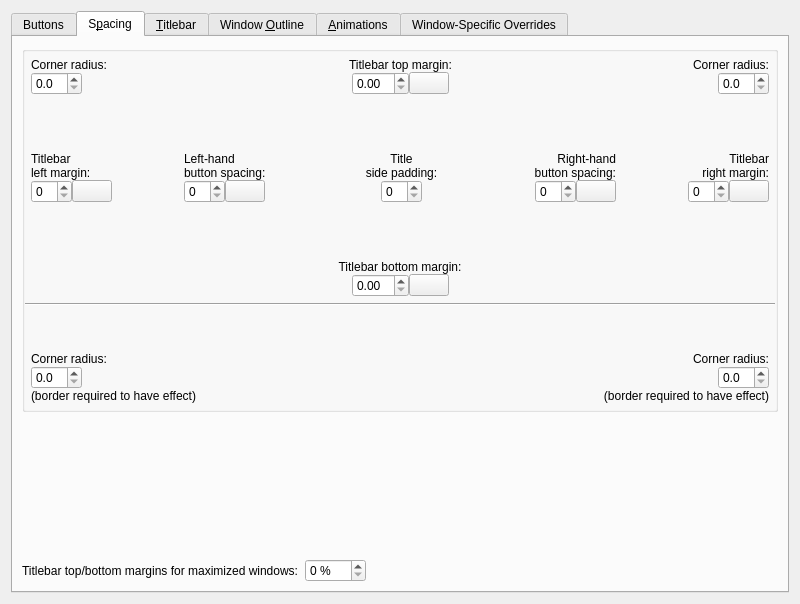
Qt form kdecoration/config/ui/breezeconfigurationui.ui (KDE/breeze) before a commit.
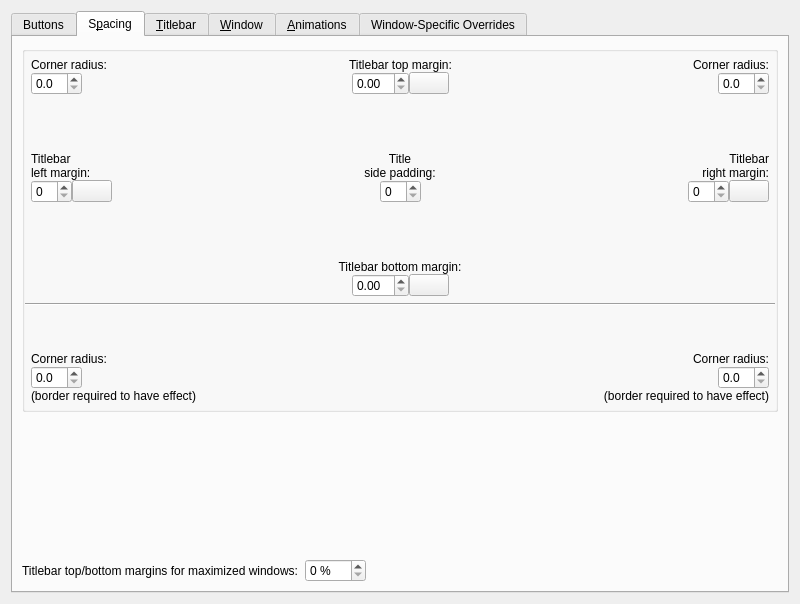
The same form after that commit. The open tabs and pages were chosen to show the change. Icons and pictures are not drawn. Custom widgets are drawn as their Qt base class.

Commit message: Move button spacing to Buttons tab

```diff
--- a/kdecoration/config/ui/breezeconfigurationui.ui
+++ b/kdecoration/config/ui/breezeconfigurationui.ui
@@ -1225,93 +1225,6 @@
               <property name="verticalSpacing">
                <number>0</number>
               </property>
-              <item row="2" column="18">
-               <widget class="QPushButton" name="lockTitleBarLeftRightMargins_2">
-                <property name="toolTip">
-                 <string>Lock to make Titlebar left margin and Titlebar right margin have the same value</string>
-                </property>
-                <property name="text">
-                 <string/>
-                </property>
-                <property name="icon">
-                 <iconset resource="classikdecoration_config.qrc">
-                  <normaloff>:/classik_config_icons/object-unlocked-symbolic.svg</normaloff>
-                  <normalon>:/classik_config_icons/object-locked-symbolic.svg</normalon>:/classik_config_icons/object-unlocked-symbolic.svg</iconset>
-                </property>
-                <property name="checkable">
-                 <bool>true</bool>
-                </property>
-               </widget>
-              </item>
-              <item row="0" column="16" colspan="3">
-               <widget class="QLabel" name="label_11">
-                <property name="text">
-                 <string>Titlebar
-right margin:</string>
-                </property>
-                <property name="alignment">
-                 <set>Qt::AlignRight|Qt::AlignTrailing|Qt::AlignVCenter</set>
-                </property>
-                <property name="buddy">
-                 <cstring>titlebarRightMargin</cstring>
-                </property>
-               </widget>
-              </item>
-              <item row="2" column="8">
-               <spacer name="horizontalSpacer_19">
-                <property name="orientation">
-                 <enum>Qt::Horizontal</enum>
-                </property>
-                <property name="sizeHint" stdset="0">
-                 <size>
-                  <width>40</width>
-                  <height>20</height>
-                 </size>
-                </property>
-               </spacer>
-              </item>
-              <item row="2" column="3">
-               <spacer name="horizontalSpacer_14">
-                <property name="orientation">
-                 <enum>Qt::Horizontal</enum>
-                </property>
-                <property name="sizeType">
-                 <enum>QSizePolicy::Expanding</enum>
-                </property>
-                <property name="sizeHint" stdset="0">
-                 <size>
-                  <width>20</width>
-                  <height>20</height>
-                 </size>
-                </property>
-               </spacer>
-              </item>
-              <item row="2" column="12">
-               <spacer name="horizontalSpacer_27">
-                <property name="orientation">
-                 <enum>Qt::Horizontal</enum>
-                </property>
-                <property name="sizeType">
-                 <enum>QSizePolicy::Expanding</enum>
-                </property>
-                <property name="sizeHint" stdset="0">
-                 <size>
-                  <width>20</width>
-                  <height>20</height>
-                 </size>
-                </property>
-               </spacer>
-              </item>
-              <item row="2" column="9">
-               <widget class="QSpinBox" name="titleSidePadding">
-                <property name="sizePolicy">
-                 <sizepolicy hsizetype="Fixed" vsizetype="Fixed">
-                  <horstretch>0</horstretch>
-                  <verstretch>0</verstretch>
-                 </sizepolicy>
-                </property>
-               </widget>
-              </item>
               <item row="2" column="0">
                <widget class="QSpinBox" name="titlebarLeftMargin">
                 <property name="minimum">
@@ -1322,93 +1235,8 @@
                 </property>
                </widget>
               </item>
-              <item row="2" column="7">
-               <spacer name="horizontalSpacer_6">
-                <property name="orientation">
-                 <enum>Qt::Horizontal</enum>
-                </property>
-                <property name="sizeHint" stdset="0">
-                 <size>
-                  <width>40</width>
-                  <height>20</height>
-                 </size>
-                </property>
-               </spacer>
-              </item>
-              <item row="0" column="12" colspan="3">
-               <widget class="QLabel" name="label_7">
-                <property name="text">
-                 <string>Right-hand
-button spacing:</string>
-                </property>
-                <property name="alignment">
-                 <set>Qt::AlignRight|Qt::AlignTrailing|Qt::AlignVCenter</set>
-                </property>
-                <property name="buddy">
-                 <cstring>buttonSpacingRight</cstring>
-                </property>
-               </widget>
-              </item>
-              <item row="2" column="14">
-               <widget class="QPushButton" name="lockButtonSpacingLeftRight_2">
-                <property name="toolTip">
-                 <string>Lock to make Left-hand button spacing and Right-hand button spacing have the same value</string>
-                </property>
-                <property name="text">
-                 <string/>
-                </property>
-                <property name="icon">
-                 <iconset resource="classikdecoration_config.qrc">
-                  <normaloff>:/classik_config_icons/object-unlocked-symbolic.svg</normaloff>
-                  <normalon>:/classik_config_icons/object-locked-symbolic.svg</normalon>:/classik_config_icons/object-unlocked-symbolic.svg</iconset>
-                </property>
-                <property name="checkable">
-                 <bool>true</bool>
-                </property>
-               </widget>
-              </item>
-              <item row="2" column="13">
-               <widget class="QSpinBox" name="buttonSpacingRight">
-                <property name="suffix">
-                 <string/>
-                </property>
-                <property name="prefix">
-                 <string/>
-                </property>
-                <property name="maximum">
-                 <number>50</number>
-                </property>
-               </widget>
-              </item>
-              <item row="2" column="4">
-               <widget class="QSpinBox" name="buttonSpacingLeft">
-                <property name="suffix">
-                 <string/>
-                </property>
-                <property name="prefix">
-                 <string/>
-                </property>
-                <property name="maximum">
-                 <number>50</number>
-                </property>
-               </widget>
-              </item>
-              <item row="0" column="4" colspan="3">
-               <widget class="QLabel" name="label_8">
-                <property name="text">
-                 <string>Left-hand
-button spacing:</string>
-                </property>
-                <property name="alignment">
-                 <set>Qt::AlignLeading|Qt::AlignLeft|Qt::AlignVCenter</set>
-                </property>
-                <property name="buddy">
-                 <cstring>buttonSpacingLeft</cstring>
-                </property>
-               </widget>
-              </item>
-              <item row="2" column="11">
-               <spacer name="horizontalSpacer_20">
+              <item row="2" column="6">
+               <spacer name="horizontalSpacer_13">
                 <property name="orientation">
                  <enum>Qt::Horizontal</enum>
                 </property>
@@ -1437,39 +1265,7 @@
                 </property>
                </widget>
               </item>
-              <item row="2" column="15">
-               <spacer name="horizontalSpacer_18">
-                <property name="orientation">
-                 <enum>Qt::Horizontal</enum>
-                </property>
-                <property name="sizeType">
-                 <enum>QSizePolicy::Expanding</enum>
-                </property>
-                <property name="sizeHint" stdset="0">
-                 <size>
-                  <width>20</width>
-                  <height>20</height>
-                 </size>
-                </property>
-               </spacer>
-              </item>
-              <item row="2" column="16">
-               <spacer name="horizontalSpacer_13">
-                <property name="orientation">
-                 <enum>Qt::Horizontal</enum>
-                </property>
-                <property name="sizeType">
-                 <enum>QSizePolicy::Expanding</enum>
-                </property>
-                <property name="sizeHint" stdset="0">
-                 <size>
-                  <width>20</width>
-                  <height>20</height>
-                 </size>
-                </property>
-               </spacer>
-              </item>
-              <item row="2" column="17">
+              <item row="2" column="7">
                <widget class="QSpinBox" name="titlebarRightMargin">
                 <property name="enabled">
                  <bool>true</bool>
@@ -1483,83 +1279,6 @@
                </widget>
               </item>
               <item row="2" column="5">
-               <widget class="QPushButton" name="lockButtonSpacingLeftRight">
-                <property name="sizePolicy">
-                 <sizepolicy hsizetype="Fixed" vsizetype="Fixed">
-                  <horstretch>0</horstretch>
-                  <verstretch>0</verstretch>
-                 </sizepolicy>
-                </property>
-                <property name="toolTip">
-                 <string>Lock to make Left-hand button spacing and Right-hand button spacing have the same value</string>
-                </property>
-                <property name="text">
-                 <string/>
-                </property>
-                <property name="icon">
-                 <iconset resource="classikdecoration_config.qrc">
-                  <normaloff>:/classik_config_icons/object-unlocked-symbolic.svg</normaloff>
-                  <normalon>:/classik_config_icons/object-locked-symbolic.svg</normalon>:/classik_config_icons/object-unlocked-symbolic.svg</iconset>
-                </property>
-                <property name="checkable">
-                 <bool>true</bool>
-                </property>
-               </widget>
-              </item>
-              <item row="2" column="6">
-               <spacer name="horizontalSpacer_25">
-                <property name="orientation">
-                 <enum>Qt::Horizontal</enum>
-                </property>
-                <property name="sizeType">
-                 <enum>QSizePolicy::Expanding</enum>
-                </property>
-                <property name="sizeHint" stdset="0">
-                 <size>
-                  <width>20</width>
-                  <height>20</height>
-                 </size>
-                </property>
-               </spacer>
-              </item>
-              <item row="2" column="2">
-               <spacer name="horizontalSpacer_4">
-                <property name="orientation">
-                 <enum>Qt::Horizontal</enum>
-                </property>
-                <property name="sizeHint" stdset="0">
-                 <size>
-                  <width>20</width>
-                  <height>20</height>
-                 </size>
-                </property>
-               </spacer>
-              </item>
-              <item row="2" column="1">
-               <widget class="QPushButton" name="lockTitleBarLeftRightMargins">
-                <property name="sizePolicy">
-                 <sizepolicy hsizetype="Fixed" vsizetype="Fixed">
-                  <horstretch>0</horstretch>
-                  <verstretch>0</verstretch>
-                 </sizepolicy>
-                </property>
-                <property name="toolTip">
-                 <string>Lock to make Titlebar left margin and Titlebar right margin have the same value</string>
-                </property>
-                <property name="text">
-                 <string/>
-                </property>
-                <property name="icon">
-                 <iconset resource="classikdecoration_config.qrc">
-                  <normaloff>:/classik_config_icons/object-unlocked-symbolic.svg</normaloff>
-                  <normalon>:/classik_config_icons/object-locked-symbolic.svg</normalon>:/classik_config_icons/object-unlocked-symbolic.svg</iconset>
-                </property>
-                <property name="checkable">
-                 <bool>true</bool>
-                </property>
-               </widget>
-              </item>
-              <item row="2" column="10">
                <spacer name="horizontalSpacer_21">
                 <property name="orientation">
                  <enum>Qt::Horizontal</enum>
@@ -1572,7 +1291,49 @@
                 </property>
                </spacer>
               </item>
-              <item row="0" column="8" colspan="3">
+              <item row="0" column="6" colspan="3">
+               <widget class="QLabel" name="label_11">
+                <property name="text">
+                 <string>Titlebar
+right margin:</string>
+                </property>
+                <property name="alignment">
+                 <set>Qt::AlignRight|Qt::AlignTrailing|Qt::AlignVCenter</set>
+                </property>
+                <property name="buddy">
+                 <cstring>titlebarRightMargin</cstring>
+                </property>
+               </widget>
+              </item>
+              <item row="2" column="4">
+               <widget class="QSpinBox" name="titleSidePadding">
+                <property name="sizePolicy">
+                 <sizepolicy hsizetype="Fixed" vsizetype="Fixed">
+                  <horstretch>0</horstretch>
+                  <verstretch>0</verstretch>
+                 </sizepolicy>
+                </property>
+               </widget>
+              </item>
+              <item row="2" column="8">
+               <widget class="QPushButton" name="lockTitleBarLeftRightMargins_2">
+                <property name="toolTip">
+                 <string>Lock to make Titlebar left margin and Titlebar right margin have the same value</string>
+                </property>
+                <property name="text">
+                 <string/>
+                </property>
+                <property name="icon">
+                 <iconset resource="classikdecoration_config.qrc">
+                  <normaloff>:/classik_config_icons/object-unlocked-symbolic.svg</normaloff>
+                  <normalon>:/classik_config_icons/object-locked-symbolic.svg</normalon>:/classik_config_icons/object-unlocked-symbolic.svg</iconset>
+                </property>
+                <property name="checkable">
+                 <bool>true</bool>
+                </property>
+               </widget>
+              </item>
+              <item row="0" column="3" colspan="3">
                <widget class="QLabel" name="label_3">
                 <property name="text">
                  <string>Title
@@ -1586,6 +1347,56 @@
                 </property>
                </widget>
               </item>
+              <item row="2" column="1">
+               <widget class="QPushButton" name="lockTitleBarLeftRightMargins">
+                <property name="sizePolicy">
+                 <sizepolicy hsizetype="Fixed" vsizetype="Fixed">
+                  <horstretch>0</horstretch>
+                  <verstretch>0</verstretch>
+                 </sizepolicy>
+                </property>
+                <property name="toolTip">
+                 <string>Lock to make Titlebar left margin and Titlebar right margin have the same value</string>
+                </property>
+                <property name="text">
+                 <string/>
+                </property>
+                <property name="icon">
+                 <iconset resource="classikdecoration_config.qrc">
+                  <normaloff>:/classik_config_icons/object-unlocked-symbolic.svg</normaloff>
+                  <normalon>:/classik_config_icons/object-locked-symbolic.svg</normalon>:/classik_config_icons/object-unlocked-symbolic.svg</iconset>
+                </property>
+                <property name="checkable">
+                 <bool>true</bool>
+                </property>
+               </widget>
+              </item>
+              <item row="2" column="3">
+               <spacer name="horizontalSpacer_19">
+                <property name="orientation">
+                 <enum>Qt::Horizontal</enum>
+                </property>
+                <property name="sizeHint" stdset="0">
+                 <size>
+                  <width>40</width>
+                  <height>20</height>
+                 </size>
+                </property>
+               </spacer>
+              </item>
+              <item row="2" column="2">
+               <spacer name="horizontalSpacer_4">
+                <property name="orientation">
+                 <enum>Qt::Horizontal</enum>
+                </property>
+                <property name="sizeHint" stdset="0">
+                 <size>
+                  <width>20</width>
+                  <height>20</height>
+                 </size>
+                </property>
+               </spacer>
+              </item>
              </layout>
             </item>
             <item>
@@ -2355,7 +2166,7 @@
      </widget>
      <widget class="QWidget" name="tab_window_outline">
       <attribute name="title">
-       <string>Window &amp;Outline</string>
+       <string>&amp;Window</string>
       </attribute>
       <layout class="QGridLayout" name="gridLayout">
        <item row="2" column="0">
```
Left out of the diff: 167 changed lines with no effect on the pictures. The commit also changes 6 other files.
